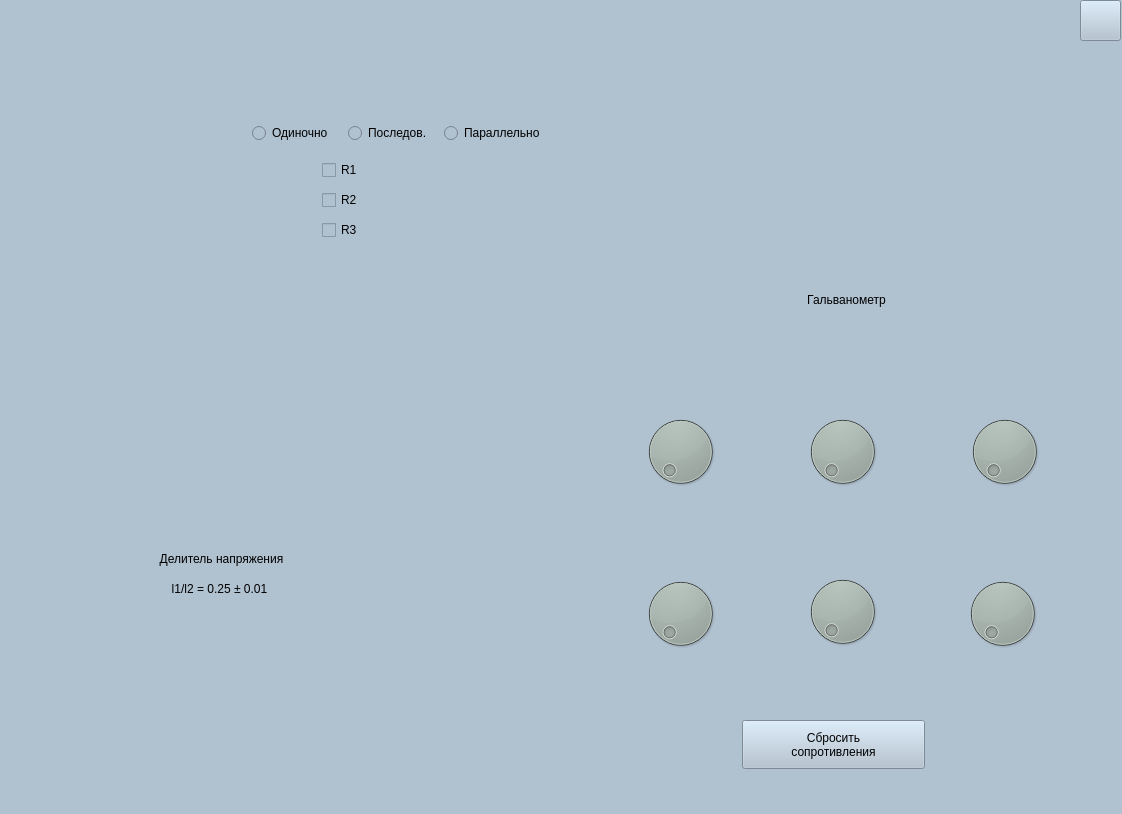
doktorfish0078/SimulationOfLaboratoryWork, file forms_ui/laba11.ui: the form before one commit.
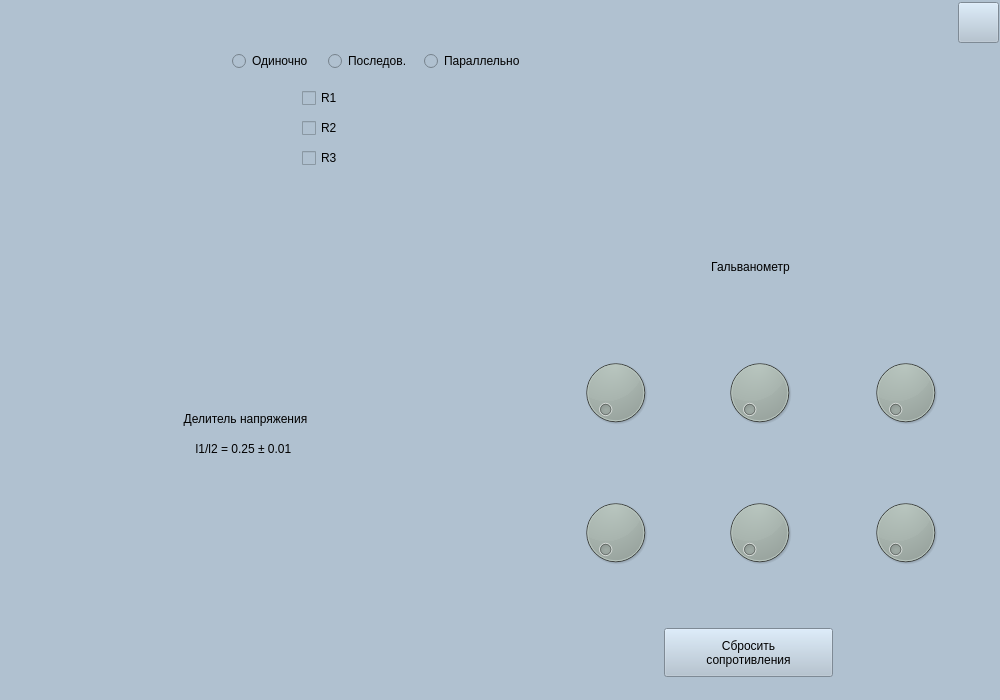
The form after the commit. Icons and pictures are not drawn.

```diff
--- a/forms_ui/laba11.ui
+++ b/forms_ui/laba11.ui
@@ -6,20 +6,20 @@
    <rect>
     <x>0</x>
     <y>0</y>
-    <width>1122</width>
-    <height>814</height>
+    <width>1000</width>
+    <height>700</height>
    </rect>
   </property>
   <property name="minimumSize">
    <size>
-    <width>1122</width>
-    <height>814</height>
+    <width>1000</width>
+    <height>700</height>
    </size>
   </property>
   <property name="maximumSize">
    <size>
-    <width>1122</width>
-    <height>814</height>
+    <width>1000</width>
+    <height>700</height>
    </size>
   </property>
   <property name="windowTitle">
@@ -32,10 +32,10 @@
    <widget class="QLabel" name="label_8">
     <property name="geometry">
      <rect>
-      <x>756</x>
-      <y>284</y>
+      <x>660</x>
+      <y>254</y>
       <width>181</width>
-      <height>31</height>
+      <height>25</height>
      </rect>
     </property>
     <property name="styleSheet">
@@ -57,10 +57,10 @@
    <widget class="QLabel" name="label_resistors_shop">
     <property name="geometry">
      <rect>
-      <x>584</x>
-      <y>322</y>
-      <width>517</width>
-      <height>371</height>
+      <x>528</x>
+      <y>278</y>
+      <width>465</width>
+      <height>325</height>
      </rect>
     </property>
     <property name="text">
@@ -76,9 +76,9 @@
    <widget class="QLabel" name="resistors_store">
     <property name="geometry">
      <rect>
-      <x>598</x>
-      <y>696</y>
-      <width>497</width>
+      <x>528</x>
+      <y>604</y>
+      <width>463</width>
       <height>21</height>
      </rect>
     </property>
@@ -95,9 +95,9 @@
    <widget class="QPushButton" name="resetButton">
     <property name="geometry">
      <rect>
-      <x>742</x>
-      <y>720</y>
-      <width>183</width>
+      <x>664</x>
+      <y>628</y>
+      <width>169</width>
       <height>49</height>
      </rect>
     </property>
@@ -112,8 +112,8 @@
    <widget class="QPushButton" name="button_info">
     <property name="geometry">
      <rect>
-      <x>1080</x>
-      <y>0</y>
+      <x>958</x>
+      <y>2</y>
       <width>41</width>
       <height>41</height>
      </rect>
@@ -135,8 +135,8 @@
    <widget class="QLabel" name="label_resistors">
     <property name="geometry">
      <rect>
-      <x>46</x>
-      <y>116</y>
+      <x>26</x>
+      <y>44</y>
       <width>201</width>
       <height>153</height>
      </rect>
@@ -154,8 +154,8 @@
    <widget class="QWidget" name="layoutWidget">
     <property name="geometry">
      <rect>
-      <x>252</x>
-      <y>116</y>
+      <x>232</x>
+      <y>44</y>
       <width>293</width>
       <height>34</height>
      </rect>
@@ -187,8 +187,8 @@
    <widget class="QWidget" name="layoutWidget">
     <property name="geometry">
      <rect>
-      <x>252</x>
-      <y>156</y>
+      <x>232</x>
+      <y>84</y>
       <width>279</width>
       <height>89</height>
      </rect>
@@ -241,8 +241,8 @@
    <widget class="QLabel" name="label_power_supply">
     <property name="geometry">
      <rect>
-      <x>48</x>
-      <y>632</y>
+      <x>84</x>
+      <y>496</y>
       <width>331</width>
       <height>111</height>
      </rect>
@@ -260,10 +260,10 @@
    <widget class="QWidget" name="verticalLayoutWidget">
     <property name="geometry">
      <rect>
-      <x>660</x>
+      <x>584</x>
       <y>2</y>
-      <width>363</width>
-      <height>281</height>
+      <width>335</width>
+      <height>251</height>
      </rect>
     </property>
     <layout class="QVBoxLayout" name="verticalLayout"/>
@@ -271,10 +271,10 @@
    <widget class="QDial" name="dial_1">
     <property name="geometry">
      <rect>
-      <x>640</x>
-      <y>408</y>
-      <width>81</width>
-      <height>87</height>
+      <x>578</x>
+      <y>352</y>
+      <width>75</width>
+      <height>81</height>
      </rect>
     </property>
     <property name="palette">
@@ -372,8 +372,10 @@
      <bool>false</bool>
     </property>
     <property name="styleSheet">
-     <string notr="true">background-color: rgb(0, 0, 0);
-background-color: rgb(28, 30, 29);</string>
+     <string notr="true">background-color: rgb(28, 30, 29);</string>
+    </property>
+    <property name="inputMethodHints">
+     <set>Qt::ImhNone</set>
     </property>
     <property name="maximum">
      <number>9</number>
@@ -403,8 +405,8 @@
    <widget class="QLabel" name="label_voltage_divider">
     <property name="geometry">
      <rect>
-      <x>76</x>
-      <y>432</y>
+      <x>100</x>
+      <y>292</y>
       <width>295</width>
       <height>111</height>
      </rect>
@@ -422,8 +424,8 @@
    <widget class="QLabel" name="label">
     <property name="geometry">
      <rect>
-      <x>64</x>
-      <y>544</y>
+      <x>88</x>
+      <y>404</y>
       <width>315</width>
       <height>29</height>
      </rect>
@@ -447,8 +449,8 @@
    <widget class="QLabel" name="label_2">
     <property name="geometry">
      <rect>
-      <x>62</x>
-      <y>574</y>
+      <x>86</x>
+      <y>434</y>
       <width>315</width>
       <height>29</height>
      </rect>
@@ -472,10 +474,10 @@
    <widget class="QDial" name="dial_2">
     <property name="geometry">
      <rect>
-      <x>802</x>
-      <y>408</y>
-      <width>81</width>
-      <height>87</height>
+      <x>722</x>
+      <y>352</y>
+      <width>75</width>
+      <height>81</height>
      </rect>
     </property>
     <property name="palette">
@@ -573,8 +575,7 @@
      <bool>false</bool>
     </property>
     <property name="styleSheet">
-     <string notr="true">background-color: rgb(0, 0, 0);
-background-color: rgb(28, 30, 29);</string>
+     <string notr="true">background-color: rgb(28, 30, 29);</string>
     </property>
     <property name="maximum">
      <number>9</number>
@@ -604,10 +605,10 @@
    <widget class="QDial" name="dial_3">
     <property name="geometry">
      <rect>
-      <x>964</x>
-      <y>408</y>
-      <width>81</width>
-      <height>87</height>
+      <x>868</x>
+      <y>352</y>
+      <width>75</width>
+      <height>81</height>
      </rect>
     </property>
     <property name="palette">
@@ -705,8 +706,7 @@
      <bool>false</bool>
     </property>
     <property name="styleSheet">
-     <string notr="true">background-color: rgb(0, 0, 0);
-background-color: rgb(28, 30, 29);</string>
+     <string notr="true">background-color: rgb(28, 30, 29);</string>
     </property>
     <property name="maximum">
      <number>9</number>
@@ -736,10 +736,10 @@
    <widget class="QDial" name="dial_4">
     <property name="geometry">
      <rect>
-      <x>640</x>
-      <y>570</y>
-      <width>81</width>
-      <height>87</height>
+      <x>578</x>
+      <y>492</y>
+      <width>75</width>
+      <height>81</height>
      </rect>
     </property>
     <property name="palette">
@@ -837,8 +837,7 @@
      <bool>false</bool>
     </property>
     <property name="styleSheet">
-     <string notr="true">background-color: rgb(0, 0, 0);
-background-color: rgb(28, 30, 29);</string>
+     <string notr="true">background-color: rgb(28, 30, 29);</string>
     </property>
     <property name="maximum">
      <number>9</number>
@@ -868,10 +867,10 @@
    <widget class="QDial" name="dial_5">
     <property name="geometry">
      <rect>
-      <x>802</x>
-      <y>568</y>
-      <width>81</width>
-      <height>87</height>
+      <x>722</x>
+      <y>492</y>
+      <width>75</width>
+      <height>81</height>
      </rect>
     </property>
     <property name="palette">
@@ -969,8 +968,7 @@
      <bool>false</bool>
     </property>
     <property name="styleSheet">
-     <string notr="true">background-color: rgb(0, 0, 0);
-background-color: rgb(28, 30, 29);</string>
+     <string notr="true">background-color: rgb(28, 30, 29);</string>
     </property>
     <property name="maximum">
      <number>9</number>
@@ -1000,10 +998,10 @@
    <widget class="QDial" name="dial_6">
     <property name="geometry">
      <rect>
-      <x>962</x>
-      <y>570</y>
-      <width>81</width>
-      <height>87</height>
+      <x>868</x>
+      <y>492</y>
+      <width>75</width>
+      <height>81</height>
      </rect>
     </property>
     <property name="palette">
@@ -1101,8 +1099,7 @@
      <bool>false</bool>
     </property>
     <property name="styleSheet">
-     <string notr="true">background-color: rgb(0, 0, 0);
-background-color: rgb(28, 30, 29);</string>
+     <string notr="true">background-color: rgb(28, 30, 29);</string>
     </property>
     <property name="maximum">
      <number>9</number>
```
Left out of the diff: 10 changed lines with no effect on the pictures.
